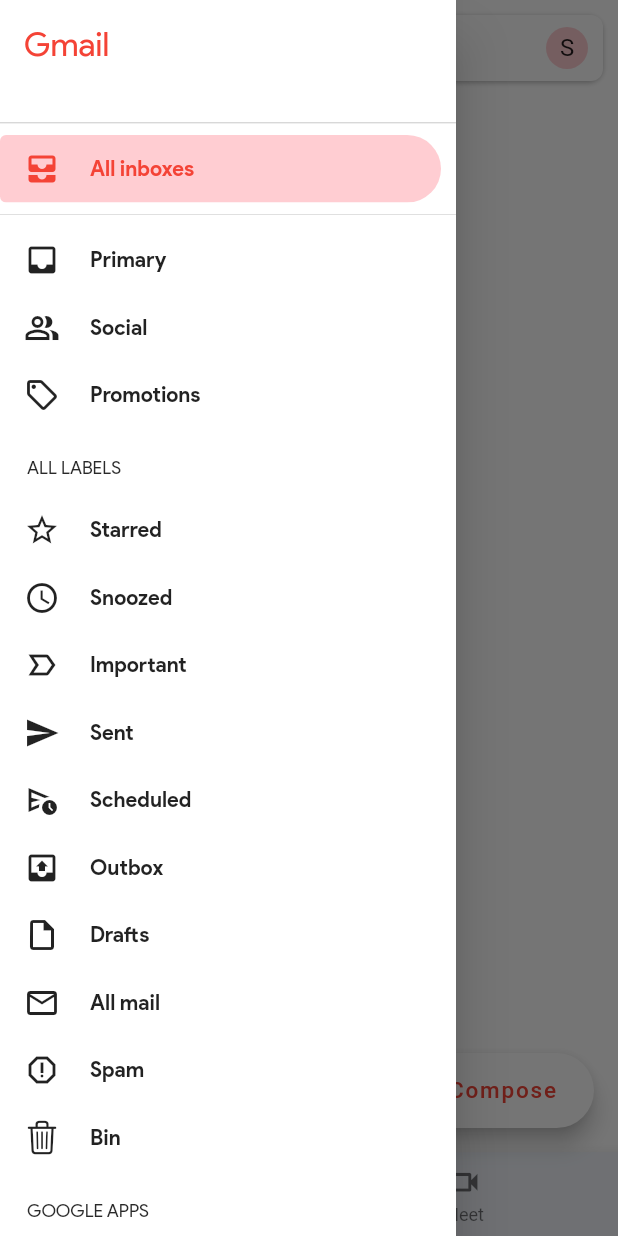
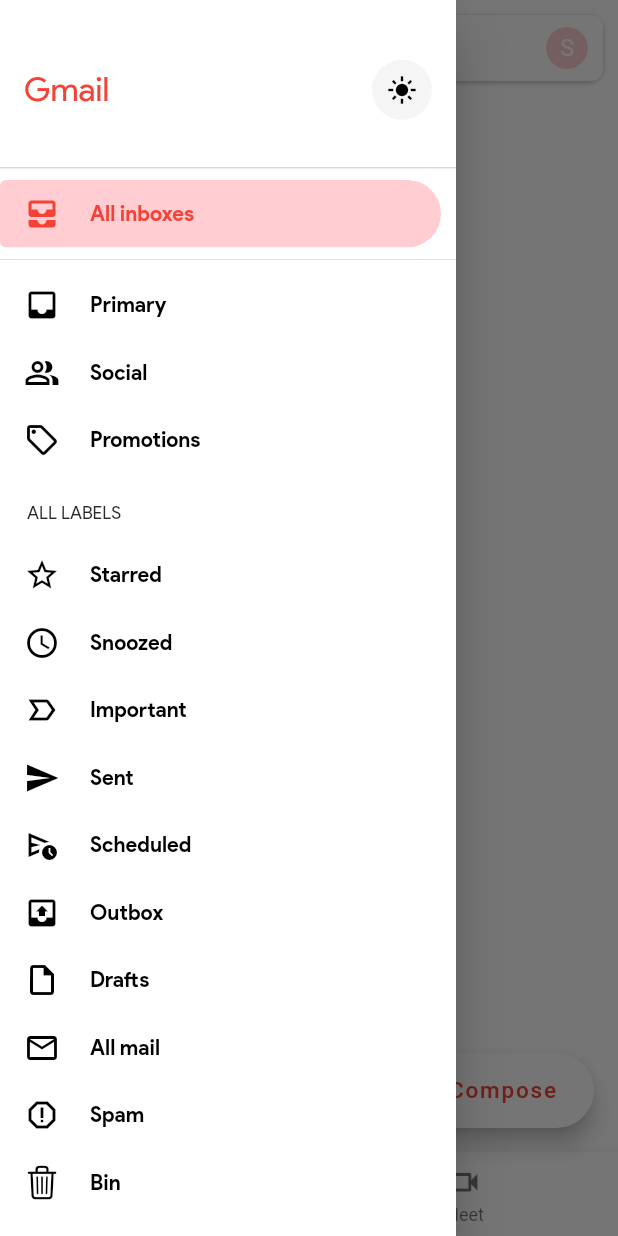
Before and after one commit to Yogeshk4124/Gmail-UI-Clone, a Flutter app: the screen it shows after launch, with the side drawer open, on a phone screen of 412 x 824 dp. Run offline on Flutter 3.47's test engine with Material 2 defaults, Android fonts, the phone set to English and light mode, and no system bars; our stand-ins replace flutter_slidable, google_fonts, shared_preferences; network calls fail.

Commit message:
dark theme code updated

```diff
--- a/lib/Pages/HomePage.dart
+++ b/lib/Pages/HomePage.dart
@@ -30,7 +30,8 @@ class _HomePageState extends State<HomePage>
   ScrollController _scrollController = new ScrollController();
   bool isFAB = false;
   int currentSelected = 1;
-
+  IconData themeIcon = Icons.light_mode_sharp;
+  // Color themeIconBG=
   void fetchImage() async {
     var response =
         await http.get(Uri.parse('https://randomuser.me/api/?results=10'));
@@ -104,7 +105,7 @@ class _HomePageState extends State<HomePage>
               Container(
                 margin: EdgeInsets.all(0.0),
                 padding: EdgeInsets.all(0.0),
-                height: 90,
+                height: 120,
                 child: DrawerHeader(
                   decoration: BoxDecoration(
                       color: Colors.transparent,
@@ -112,7 +113,10 @@ class _HomePageState extends State<HomePage>
                       border: Border(
                           bottom: BorderSide(
                               color: Colors.grey.shade500, width: .2))),
-                  child: Text(
+                  child: Row(
+                    mainAxisAlignment: MainAxisAlignment.spaceBetween,
+                    children: [
+                      Text(
                         'Gmail',
                         style: TextStyle(
                           color: Colors.red,
@@ -120,6 +124,43 @@ class _HomePageState extends State<HomePage>
                           fontWeight: FontWeight.normal,
                           fontFamily: 'ProductSans',
                         ),
+                      ),
+                      GestureDetector(
+                        onTap: () {
+                          // Checkbox(
+                          //     value: themeChange.darkTheme,
+                          //     onChanged: (bool? val) {
+                          //       setState(() {
+                          //         themeChange.darkTheme = val!;
+                          //       });
+                          //     })
+                          if (themeIcon == Icons.light_mode_sharp) {
+                            setState(() {
+                              themeChange.darkTheme = false;
+                              themeIcon = Icons.mode_night;
+                            });
+                          } else {
+                            setState(() {
+                              themeChange.darkTheme = true;
+                              themeIcon = Icons.light_mode_sharp;
+                            });
+                          }
+                        },
+                        child: CircleAvatar(
+                          radius: 20,
+                          backgroundColor:
+                              Styles.themeData(themeChange.darkTheme, context)
+                                  .indicatorColor,
+                          child: Icon(
+                            themeIcon,
+                            size: 20,
+                            color:
+                                Styles.themeData(themeChange.darkTheme, context)
+                                    .secondaryHeaderColor,
+                          ),
+                        ),
+                      ),
+                    ],
                   ),
                 ),
               ),
@@ -991,13 +1032,6 @@ class _HomePageState extends State<HomePage>
                   ),
                 ),
               ),
-              Checkbox(
-                  value: themeChange.darkTheme,
-                  onChanged: (bool? val) {
-                    setState(() {
-                      themeChange.darkTheme = val!;
-                    });
-                  })
             ],
           ),
         ),
@@ -1068,14 +1102,22 @@ class _HomePageState extends State<HomePage>
                         onTap: () => _scaffoldKey.currentState!.openDrawer(),
                       ),
                       Expanded(
-                        child: Text("Search in emails"),
+                        child: Text(
+                          "Search in emails",
+                          style: TextStyle(
+                            color: Colors.black,
+                          ),
+                        ),
                       ),
                       Padding(
                           padding: const EdgeInsets.symmetric(
                               vertical: 8, horizontal: 10),
                           child: CircleAvatar(
                             radius: 14,
-                            child: Text("S"),
+                            child: Text(
+                              "S",
+                              style: TextStyle(color: Colors.white),
+                            ),
                           )),
                     ],
                   ),
@@ -1088,7 +1130,7 @@ class _HomePageState extends State<HomePage>
                 "PRIMARY",
                 style: TextStyle(
                     color: Styles.themeData(themeChange.darkTheme, context)
-                        .accentColor,
+                        .highlightColor,
                     fontWeight: FontWeight.bold,
                     letterSpacing: 1,
                     fontSize: 13),
@@ -1132,6 +1174,9 @@ class _HomePageState extends State<HomePage>
                             child: Text(
                               mails[i].getUsername().toString(),
                               style: TextStyle(
+                                color: Styles.themeData(
+                                        themeChange.darkTheme, context)
+                                    .secondaryHeaderColor,
                                 fontWeight: mails[i].read
                                     ? FontWeight.normal
                                     : FontWeight.bold,
@@ -1179,7 +1224,12 @@ class _HomePageState extends State<HomePage>
                                       .toString()
                                       .replaceAll("\n", " "),
                                   overflow: TextOverflow.ellipsis,
-                                  style: TextStyle(fontSize: 14),
+                                  style: TextStyle(
+                                    fontSize: 14,
+                                    color: Styles.themeData(
+                                            themeChange.darkTheme, context)
+                                        .secondaryHeaderColor,
+                                  ),
                                 ),
                               ),
                               Icon(
--- a/lib/styles.dart
+++ b/lib/styles.dart
@@ -7,19 +7,15 @@ class Styles {
     return ThemeData(
       primarySwatch: Colors.red,
       primaryColor: isDarkTheme ? Color(0xff222222) : Colors.white,
-      accentColor: isDarkTheme ? Colors.grey.shade100 : Colors.grey.shade800,
-      secondaryHeaderColor: isDarkTheme ? Colors.white : Colors.black87,
+      accentColor: isDarkTheme ? Colors.grey.shade800 : Colors.grey.shade800,
+      highlightColor: isDarkTheme ? Colors.grey.shade100 : Colors.grey.shade800,
+      secondaryHeaderColor: isDarkTheme ? Colors.white : Colors.black,
       textSelectionColor: isDarkTheme ? Colors.white : Colors.black,
+      indicatorColor: isDarkTheme ? Color(0xff303030) : Colors.grey.shade100,
       backgroundColor: isDarkTheme ? Color(0xff181818) : Colors.white,
       buttonColor: isDarkTheme ? Color(0xff3B3B3B) : Color(0xffF1F5FB),
-      bottomAppBarColor: isDarkTheme ? Color(0xff222222) : Color(0xffF1F5FB),
+      bottomAppBarColor: isDarkTheme ? Color(0xff222222) : Colors.white,
       hintColor: isDarkTheme ? Colors.grey : Colors.grey,
-      disabledColor: Colors.grey,
-      cardColor: isDarkTheme ? Color(0xFF151515) : Colors.white,
-      canvasColor: isDarkTheme ? Colors.black : Colors.grey[50],
-      brightness: isDarkTheme ? Brightness.dark : Brightness.light,
-      buttonTheme: Theme.of(context).buttonTheme.copyWith(
-          colorScheme: isDarkTheme ? ColorScheme.dark() : ColorScheme.light()),
       appBarTheme: AppBarTheme(
         elevation: 0.0,
       ),
```
Also changed, not shown: lib/CustomWidgets/CustomIconButton.dart (+15 -1 lines), lib/Pages/Compose.dart (+36 -14 lines), lib/Pages/MailPage.dart (+33 -4 lines). Lines whose indentation alone changed are shown as unchanged.
